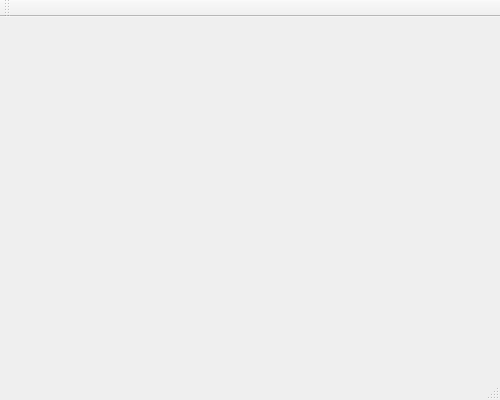
The window that C++ Qt/Clock/Clock/mainwindow.ui (PrikhodkoStanislav/HomeWork) describes before a commit, drawn with Qt 5.
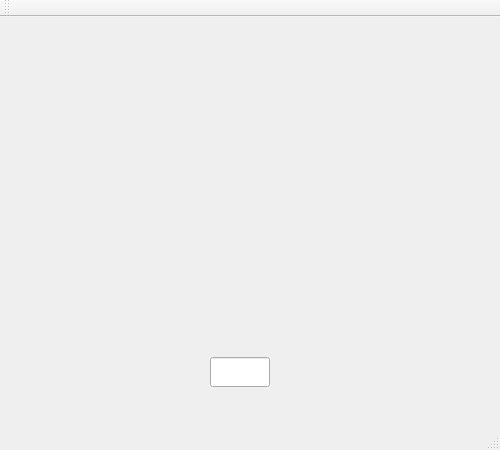
The same window after the commit.

```diff
--- a/C++ Qt/Clock/Clock/mainwindow.ui
+++ b/C++ Qt/Clock/Clock/mainwindow.ui
@@ -7,19 +7,19 @@
     <x>0</x>
     <y>0</y>
     <width>500</width>
-    <height>400</height>
+    <height>450</height>
    </rect>
   </property>
   <property name="minimumSize">
    <size>
     <width>500</width>
-    <height>400</height>
+    <height>450</height>
    </size>
   </property>
   <property name="maximumSize">
    <size>
     <width>500</width>
-    <height>400</height>
+    <height>450</height>
    </size>
   </property>
   <property name="windowTitle">
@@ -37,6 +37,31 @@
     </property>
     <layout class="QVBoxLayout" name="verticalLayout"/>
    </widget>
+   <widget class="QLineEdit" name="time">
+    <property name="geometry">
+     <rect>
+      <x>210</x>
+      <y>340</y>
+      <width>60</width>
+      <height>30</height>
+     </rect>
+    </property>
+    <property name="minimumSize">
+     <size>
+      <width>60</width>
+      <height>30</height>
+     </size>
+    </property>
+    <property name="maximumSize">
+     <size>
+      <width>60</width>
+      <height>30</height>
+     </size>
+    </property>
+    <property name="readOnly">
+     <bool>true</bool>
+    </property>
+   </widget>
   </widget>
   <widget class="QMenuBar" name="menuBar">
    <property name="geometry">
```
